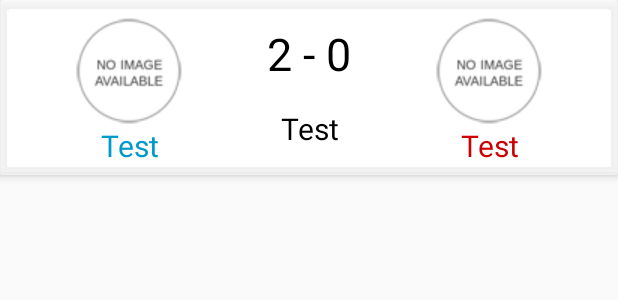
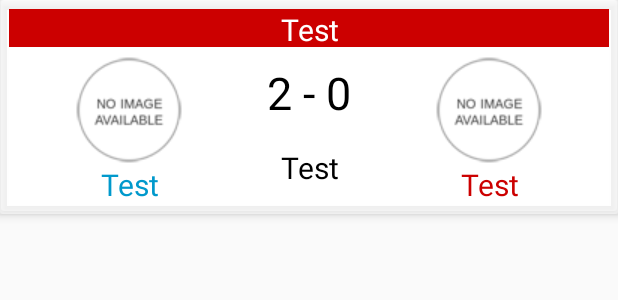
Before and after one commit to arierref/SuperDuo, an Android app: the layout scores_widget.xml on its own in the app's theme, with its tools: preview values and no code run, on a phone screen of 412 x 824 dp. Shown: the top 300 px of the screen. Run offline under Robolectric (Android 15) with nearby library versions, the phone set to English and light mode, and no system bars.

```diff
--- a/Football_Scores-master/app/src/main/AndroidManifest.xml
+++ b/Football_Scores-master/app/src/main/AndroidManifest.xml
@@ -8,9 +8,11 @@
 
     <application
         android:allowBackup="true"
+        android:supportsRtl="true"
         android:icon="@drawable/ic_launcher"
         android:label="@string/app_name"
         android:theme="@style/AppTheme" >
+
         <activity
             android:name=".MainActivity"
             android:label="@string/app_name" >
--- a/Football_Scores-master/app/src/main/java/barqsoft/footballscores/MainScreenFragment.java
+++ b/Football_Scores-master/app/src/main/java/barqsoft/footballscores/MainScreenFragment.java
@@ -38,6 +38,7 @@ public class MainScreenFragment extends Fragment implements LoaderManager.Loader
     {
         fragmentdate[0] = date;
     }
+
     @Override
     public View onCreateView(LayoutInflater inflater, ViewGroup container,
                              final Bundle savedInstanceState) {
--- a/Football_Scores-master/app/src/main/java/barqsoft/footballscores/ScoreWidgetProvider.java
+++ b/Football_Scores-master/app/src/main/java/barqsoft/footballscores/ScoreWidgetProvider.java
@@ -8,9 +8,7 @@ import android.os.Bundle;
 
 import barqsoft.footballscores.service.myFetchService;
 
-/**
- * * Created by Arierref on 08/26/2015.
- */
+
 public class ScoreWidgetProvider extends AppWidgetProvider {
 
 
--- a/Football_Scores-master/app/src/main/res/layout/scores_list_item.xml
+++ b/Football_Scores-master/app/src/main/res/layout/scores_list_item.xml
@@ -25,6 +25,7 @@
                 android:layout_height="wrap_content"
                 android:layout_gravity="center"
                 android:textSize="@dimen/TeamNames"
+                android:textColor="@color/blue01"
                 android:gravity="center"
                 android:text="@string/test_text"
                 android:id="@+id/home_name"/>
@@ -69,6 +70,7 @@
                 android:layout_gravity="center"
                 android:gravity="center"
                 android:text="@string/test_text"
+                android:textColor="@color/red01"
                 android:textSize="@dimen/TeamNames"
                 android:id="@+id/away_name"/>
         </LinearLayout>
--- a/Football_Scores-master/app/src/main/res/layout/scores_widget.xml
+++ b/Football_Scores-master/app/src/main/res/layout/scores_widget.xml
@@ -9,10 +9,32 @@
     android:backgroundTint="#70ffffff">
 
 
+    <LinearLayout
+        android:layout_width="match_parent"
+        android:layout_height="25dp"
+        android:orientation="vertical"
+        android:layout_margin="6dp"
+        android:background="@color/red01">
+
+        <TextView
+            android:id="@+id/widgetTitle"
+            android:layout_width="match_parent"
+            android:layout_height="wrap_content"
+            android:gravity="center"
+            android:text="@string/test_text"
+            android:textSize="20dp"
+            android:contentDescription="@string/home_team"
+            android:textColor="@color/white"/>
+
+    </LinearLayout>
+
     <FrameLayout
         android:layout_width="match_parent"
         android:layout_height="match_parent"
-        android:layout_margin="6dp">
+        android:layout_marginTop="32dp"
+        android:layout_marginLeft="6dp"
+        android:layout_marginRight="6dp"
+        android:layout_marginBottom="6dp">
 
         <LinearLayout
             android:layout_width="match_parent"
@@ -81,7 +103,7 @@
 
             <LinearLayout
                 android:layout_width="0dp"
-                android:layout_height="match_parent"
+                android:layout_height="wrap_content"
                 android:layout_weight="1"
                 android:orientation="vertical">
 
--- a/Football_Scores-master/app/src/main/res/values/dimens.xml
+++ b/Football_Scores-master/app/src/main/res/values/dimens.xml
@@ -11,8 +11,8 @@
     <dimen name="League">15sp</dimen>
 
     <dimen name="widget_today_default_width">115dp</dimen>
-    <dimen name="widget_today_default_height">100dp</dimen>
-    <dimen name="widget_today_min_resize_width">100dp</dimen>
+    <dimen name="widget_today_default_height">120dp</dimen>
+    <dimen name="widget_today_min_resize_width">120dp</dimen>
     <dimen name="widget_today_min_resize_height">@dimen/widget_today_default_height</dimen>
     <dimen name="widget_today_large_width">250dp</dimen>
 </resources>
--- a/Football_Scores-master/app/src/main/res/xml/widget_provider.xml
+++ b/Football_Scores-master/app/src/main/res/xml/widget_provider.xml
@@ -5,5 +5,5 @@
     android:minWidth="@dimen/widget_today_large_width"
     android:previewImage="@drawable/widget_image"
     android:initialLayout="@layout/scores_widget"
-    android:updatePeriodMillis="3600000" >
+    android:updatePeriodMillis="10000" >
 </appwidget-provider>
```
Also changed, not shown: Football_Scores-master/app/src/main/java/barqsoft/footballscores/MainActivity.java (+10 -1 lines), Football_Scores-master/app/src/main/java/barqsoft/footballscores/ScoreWidgetIntentService.java (+4 -12 lines), Football_Scores-master/app/src/main/res/drawable-hdpi/widget_image.png (deleted), Football_Scores-master/app/src/main/res/drawable-mdpi/widget_image.png (deleted), Football_Scores-master/app/src/main/res/drawable-xhdpi/widget_image.png (deleted), Football_Scores-master/app/src/main/res/drawable-xxhdpi/widget_image.png (deleted), Football_Scores-master/app/src/main/res/drawable/widget_image.png (added).
